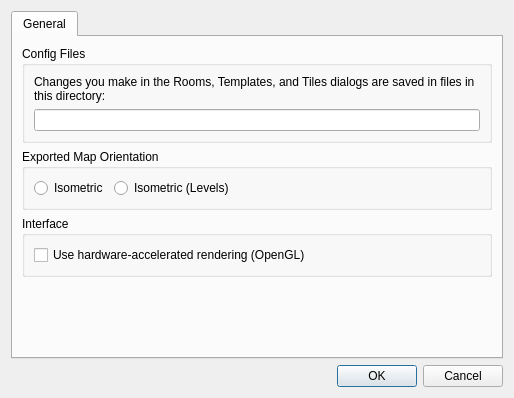
This is src/tiled/BuildingEditor/buildingpreferencesdialog.ui in timbaker/tiled as Qt 5 draws it before an edit. The edited form follows.
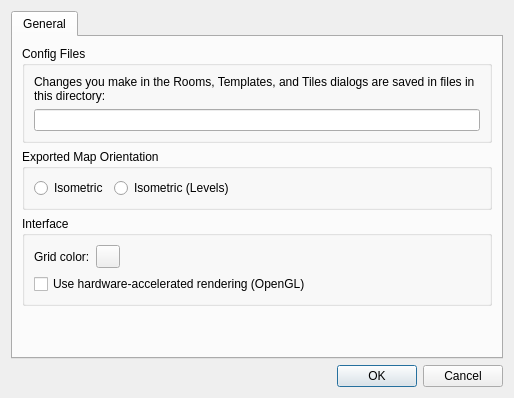
This is the edited form. Custom widgets are drawn as their Qt base class.

Commit message: BuildingEd: Added grid color to preferences.

```diff
--- a/src/tiled/BuildingEditor/buildingpreferencesdialog.ui
+++ b/src/tiled/BuildingEditor/buildingpreferencesdialog.ui
@@ -91,18 +91,41 @@
          <property name="title">
           <string>Interface</string>
          </property>
-         <layout class="QVBoxLayout" name="verticalLayout_3">
-          <item>
+         <layout class="QGridLayout" name="gridLayout" columnstretch="0,0">
+          <item row="0" column="0">
            <layout class="QHBoxLayout" name="horizontalLayout">
             <item>
-             <widget class="QCheckBox" name="useOpenGL">
+             <widget class="QLabel" name="label_4">
               <property name="text">
-               <string>Use hardware-accelerated rendering (OpenGL)</string>
+               <string>Grid color:</string>
               </property>
              </widget>
             </item>
+            <item>
+             <widget class="Tiled::Internal::ColorButton" name="gridColor"/>
+            </item>
+            <item>
+             <spacer name="horizontalSpacer_2">
+              <property name="orientation">
+               <enum>Qt::Horizontal</enum>
+              </property>
+              <property name="sizeHint" stdset="0">
+               <size>
+                <width>40</width>
+                <height>20</height>
+               </size>
+              </property>
+             </spacer>
+            </item>
            </layout>
           </item>
+          <item row="4" column="0">
+           <widget class="QCheckBox" name="useOpenGL">
+            <property name="text">
+             <string>Use hardware-accelerated rendering (OpenGL)</string>
+            </property>
+           </widget>
+          </item>
          </layout>
         </widget>
        </item>
@@ -135,6 +158,13 @@
    </item>
   </layout>
  </widget>
+ <customwidgets>
+  <customwidget>
+   <class>Tiled::Internal::ColorButton</class>
+   <extends>QToolButton</extends>
+   <header location="global">colorbutton.h</header>
+  </customwidget>
+ </customwidgets>
  <resources/>
  <connections>
   <connection>
```
The commit also changes 5 other files.
